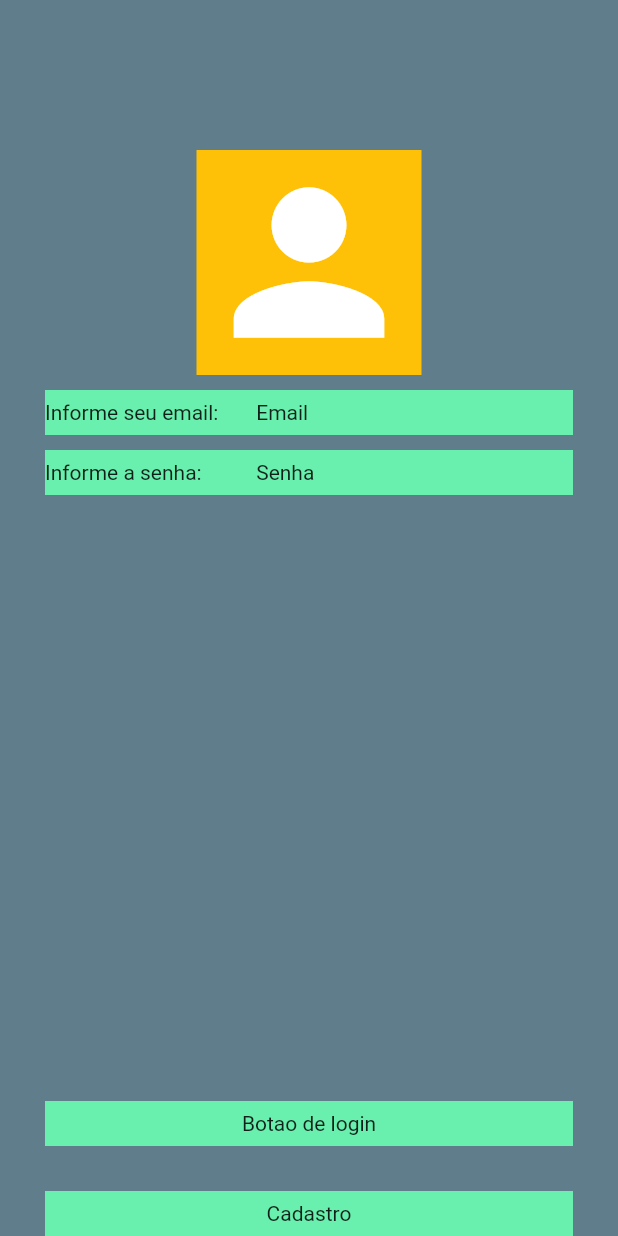
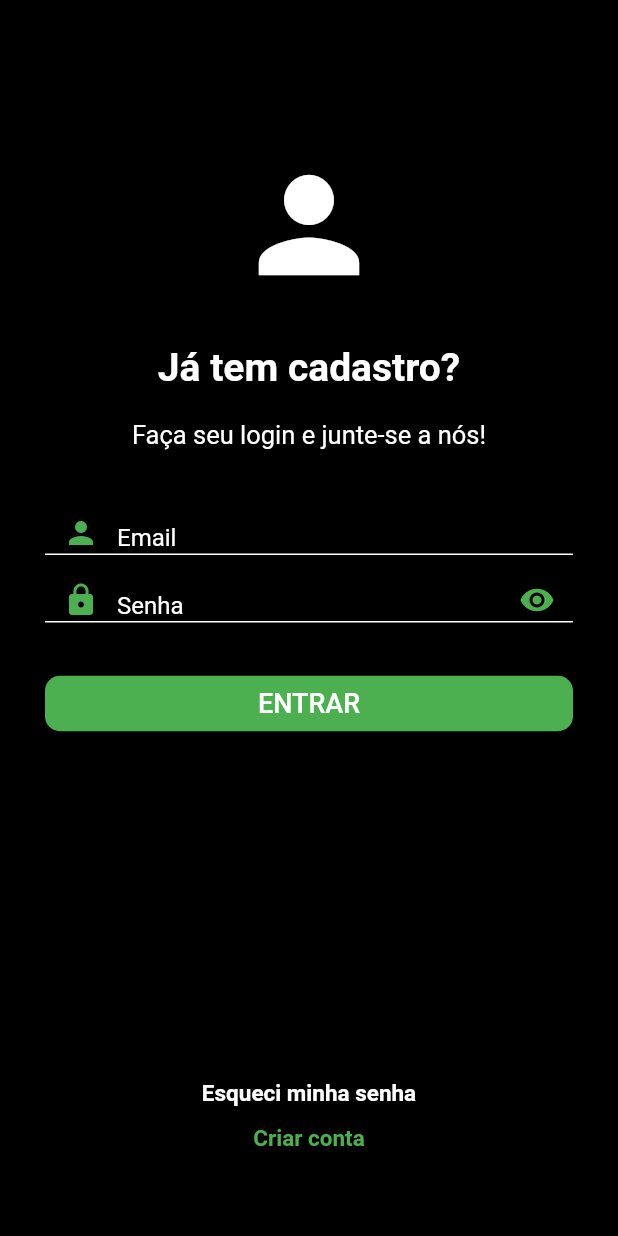
Before and after one commit to gabgaleski/flutter-start, a Flutter app: the screen it shows after launch, on a phone screen of 412 x 824 dp. Run offline on Flutter 3.47's test engine with Material 2 defaults, Android fonts, the phone set to English and light mode, and no system bars.

Commit message:
feat: finaliza pagina de login

```diff
--- a/lib/pages/login_page.dart
+++ b/lib/pages/login_page.dart
@@ -8,11 +8,22 @@ class LoginPage extends StatefulWidget {
 }
 
 class _LoginPageState extends State<LoginPage> {
+  TextEditingController emailController = TextEditingController(text: "");
+  TextEditingController senhaController = TextEditingController(text: "");
+  bool isObscure = true;
+
+
+
   @override
   Widget build(BuildContext context) {
     return Scaffold(
-      backgroundColor: Colors.blueGrey,
-      body: SizedBox(
+      backgroundColor: Colors.black,
+      body: SingleChildScrollView(
+        child: ConstrainedBox(
+          constraints: BoxConstraints(
+            maxHeight: MediaQuery.of(context).size.height,
+          ),
+          child: SizedBox(
             width: double.infinity,
             child: Column(
               crossAxisAlignment: CrossAxisAlignment.center,
@@ -20,59 +31,99 @@ class _LoginPageState extends State<LoginPage> {
                 const SizedBox(
                   height: 100,
                 ),
-            Container(
-              width: 150,
-              height: 150,
-              color: Colors.amber,
-              child: const Icon(
+                Row(
+                  children: [
+                    Expanded(child: Container()),
+                    const Expanded(
+                        flex: 5,
+                        child: Icon(
                           Icons.person,
-                size: 150,
-                color: Colors.white
-                ),
+                          size: 100,
+                          color: Colors.white,
+                        )),
+                    Expanded(child: Container()),
+                  ],
                 ),
                 const SizedBox(
-              height: 10,
+                  height: 30,
+                ),
+                const Text(
+                  "Já tem cadastro?",
+                  style: TextStyle(
+                      fontSize: 26,
+                      fontWeight: FontWeight.bold,
+                      color: Colors.white),
+                ),
+                const SizedBox(
+                  height: 20,
+                ),
+                const Text(
+                  "Faça seu login e junte-se a nós!",
+                  style: TextStyle(fontSize: 17, color: Colors.white),
+                ),
+                const SizedBox(
+                  height: 40,
                 ),
                 Container(
                   width: double.infinity,
                   margin: const EdgeInsets.symmetric(horizontal: 30),
-              color: Colors.greenAccent,
                   height: 30,
                   alignment: Alignment.center,
-              child: const Row(
+                  child: Row(
                     children: [
-                  Expanded(flex: 2, child: Text("Informe seu email:")),
-                  Expanded(flex: 3, child: Text("Email")),
+                      Expanded(
+                          child: TextField(
+                        controller: emailController,
+                        style: const TextStyle(color: Colors.white),
+                        decoration: const InputDecoration(
+                          contentPadding: EdgeInsets.only(top: 0),
+                          hintText: "Email",
+                          hintStyle: TextStyle(color: Colors.white),
+                          prefixIcon: Icon(Icons.person, color: Colors.green),
+                          enabledBorder: UnderlineInputBorder(
+                              borderSide: BorderSide(color: Colors.white)),
+                        ),
+                      )),
                     ],
                   ),
                 ),
                 const SizedBox(
-              height: 10,
+                  height: 15,
                 ),
                 Container(
                   width: double.infinity,
                   margin: const EdgeInsets.symmetric(horizontal: 30),
-              color: Colors.greenAccent,
                   height: 30,
                   alignment: Alignment.center,
-              child: const Row(
+                  child: Row(
                     children: [
-                  Expanded(flex: 2, child: Text("Informe a senha:")),
-                  Expanded(flex: 3, child: Text("Senha")),
+                      Expanded(
+                          child: TextField(
+                        style: const TextStyle(color: Colors.white),
+                        obscureText: isObscure,
+                        controller: senhaController,
+                        decoration: InputDecoration(
+                            contentPadding: const EdgeInsets.only(top: 0),
+                            hintText: "Senha",
+                            hintStyle: const TextStyle(color: Colors.white),
+                            prefixIcon: const Icon(Icons.lock, color: Colors.green),
+                            enabledBorder: const UnderlineInputBorder(
+                                borderSide: BorderSide(color: Colors.white)),
+                            suffixIcon:
+                                InkWell(
+                                  onTap: () {
+                                    setState(() {
+                                      isObscure = !isObscure;
+                                    });
+                                  },
+                                  child: Icon(
+                                    isObscure ? Icons.visibility :
+                                    Icons.visibility_off,
+                                    color: Colors.green),
+                                )),
+                      )),
                     ],
                   ),
-            ),
-                        const SizedBox(
-              height: 30,
-            ),
-            Expanded(child: Container()),
-            Container(
-              width: double.infinity,
-              margin: const EdgeInsets.symmetric(horizontal: 30),
-              color: Colors.greenAccent,
-              height: 30,
-              alignment: Alignment.center,
-              child: const Text("Botao de login"),
                 ),
                 const SizedBox(
                   height: 30,
@@ -80,12 +131,68 @@ class _LoginPageState extends State<LoginPage> {
                 Container(
                   width: double.infinity,
                   margin: const EdgeInsets.symmetric(horizontal: 30),
-              color: Colors.greenAccent,
+                  alignment: Alignment.center,
+                  child: SizedBox(
+                    width: double.infinity,
+                    child: TextButton(
+                        onPressed: () {
+                          if (emailController.text.trim() == "email@email.com" && senhaController.text.trim() == "123") {
+                              ScaffoldMessenger.of(context).showSnackBar(
+                              const SnackBar(
+                                content: Text("Login realizado com sucesso!"),
+                                backgroundColor: Colors.green,
+                              ),
+                            );
+                          } else {
+                            ScaffoldMessenger.of(context).showSnackBar(
+                              const SnackBar(
+                                content: Text("Email ou senha incorretos"),
+                                backgroundColor: Colors.red,
+                              ),
+                            );
+                          }
+                        },
+                        child: const Text("ENTRAR",
+                            style:
+                                TextStyle(color: Colors.white, fontSize: 18)),
+                        style: ButtonStyle(
+                          shape: MaterialStateProperty.all(
+                              RoundedRectangleBorder(
+                                  borderRadius: BorderRadius.circular(10))),
+                          backgroundColor:
+                              MaterialStateProperty.all(Colors.green),
+                        )),
+                  ),
+                ),
+                Expanded(child: Container()),
+                Container(
+                  width: double.infinity,
+                  margin: const EdgeInsets.symmetric(horizontal: 30),
                   height: 30,
                   alignment: Alignment.center,
-              child: const Text("Cadastro"),
+                  child: const Text("Esqueci minha senha",
+                      style: TextStyle(
+                          color: Colors.white,
+                          fontWeight: FontWeight.bold,
+                          fontSize: 15)),
+                ),
+                Container(
+                  width: double.infinity,
+                  margin: const EdgeInsets.symmetric(horizontal: 30),
+                  height: 30,
+                  alignment: Alignment.center,
+                  child: const Text("Criar conta",
+                      style: TextStyle(
+                          color: Colors.green,
+                          fontWeight: FontWeight.bold,
+                          fontSize: 15)),
+                ),
+                const SizedBox(
+                  height: 50,
                 ),
               ],
+            ),
+          ),
         ),
       ),
     );
```
Lines whose indentation alone changed are shown as unchanged.
